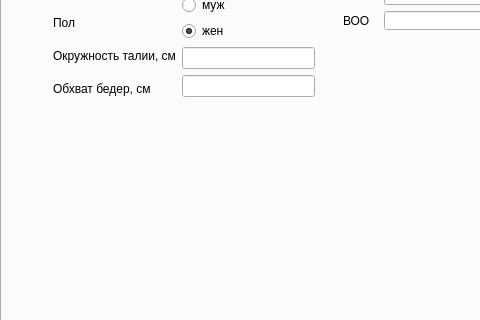
Above: mainwindow.ui from Paxsign/Qt-gigiena before the change; both pictures show x 0 to 480 and y 156 to 476 of the 770 by 579 pixel window. Below: the same form after it.
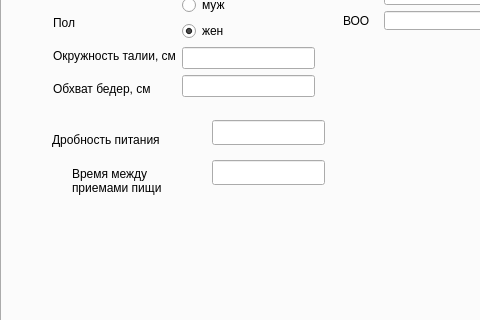
That is the form after the change. The open tabs and pages were chosen to show the change.

Commit message: последняя таблица заполенние первого столбца, но не правильные формулы для калорийности белков жиров и углеводов

What changed in the file:
```diff
--- a/mainwindow.ui
+++ b/mainwindow.ui
@@ -194,6 +194,55 @@
        </item>
       </layout>
      </widget>
+     <widget class="QLineEdit" name="lineEdit">
+      <property name="geometry">
+       <rect>
+        <x>210</x>
+        <y>250</y>
+        <width>113</width>
+        <height>25</height>
+       </rect>
+      </property>
+     </widget>
+     <widget class="QLineEdit" name="lineEdit_2">
+      <property name="geometry">
+       <rect>
+        <x>210</x>
+        <y>290</y>
+        <width>113</width>
+        <height>25</height>
+       </rect>
+      </property>
+     </widget>
+     <widget class="QLabel" name="label_27">
+      <property name="geometry">
+       <rect>
+        <x>50</x>
+        <y>260</y>
+        <width>151</width>
+        <height>20</height>
+       </rect>
+      </property>
+      <property name="text">
+       <string>Дробность питания</string>
+      </property>
+     </widget>
+     <widget class="QLabel" name="label_28">
+      <property name="geometry">
+       <rect>
+        <x>70</x>
+        <y>290</y>
+        <width>121</width>
+        <height>41</height>
+       </rect>
+      </property>
+      <property name="text">
+       <string>Время между приемами пищи</string>
+      </property>
+      <property name="wordWrap">
+       <bool>true</bool>
+      </property>
+     </widget>
     </widget>
     <widget class="QWidget" name="tab_2">
      <attribute name="title">
```
The commit also changes 2 other files.
